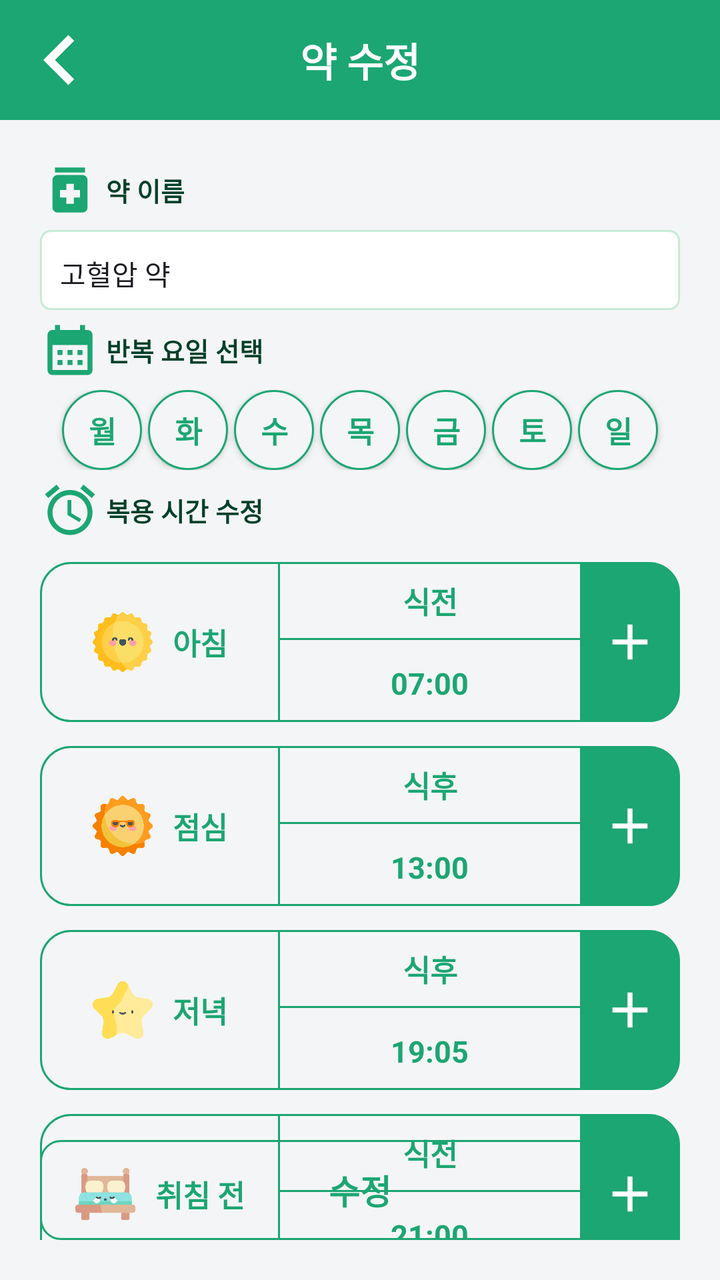
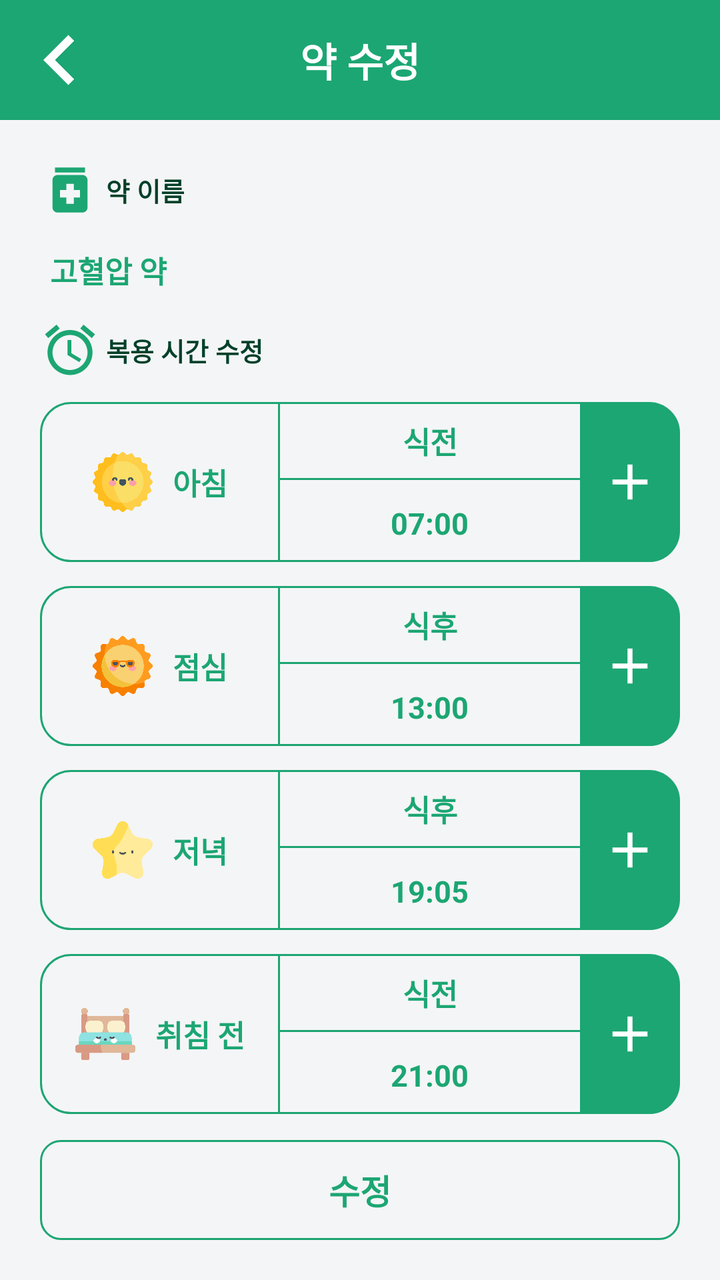

Before-and-after screenshots of an Android layout around one commit, followed by the original layout XML and the change that was made.
<!-- AndroidManifest.xml: application theme Theme.Mariwoo -->
<!-- res/layout/activity_medicine_modify.xml -->
<?xml version="1.0" encoding="utf-8"?>
<androidx.constraintlayout.widget.ConstraintLayout xmlns:android="http://schemas.android.com/apk/res/android"
    xmlns:app="http://schemas.android.com/apk/res-auto"
    xmlns:tools="http://schemas.android.com/tools"
    android:id="@+id/main"
    android:layout_width="match_parent"
    android:layout_height="match_parent"
    tools:context=".basic.activity.MedicineModifyActivity">

    <androidx.constraintlayout.widget.ConstraintLayout
        android:layout_width="match_parent"
        android:layout_height="match_parent"
        android:background="@color/base_background">

        <androidx.constraintlayout.widget.ConstraintLayout
            android:id="@+id/medicineModifyActivity_layout_top"
            android:layout_width="match_parent"
            android:layout_height="60dp"
            android:background="@color/top_color"
            app:layout_constraintTop_toTopOf="parent">

            <ImageView
                android:id="@+id/medicineModifyActivity_imageView_back"
                android:layout_width="50dp"
                android:layout_height="50dp"
                app:layout_constraintTop_toTopOf="parent"
                app:layout_constraintBottom_toBottomOf="parent"
                app:layout_constraintStart_toStartOf="parent"
                android:layout_marginLeft="5dp"
                android:src="@drawable/icon_back"
                android:background="@color/top_color"
                app:tint="@color/white" />

            <TextView
                android:layout_width="wrap_content"
                android:layout_height="wrap_content"
                app:layout_constraintTop_toTopOf="parent"
                app:layout_constraintBottom_toBottomOf="parent"
                app:layout_constraintStart_toStartOf="parent"
                app:layout_constraintEnd_toEndOf="parent"
                style="@style/top_menu_title"
                android:background="@color/top_color"
                android:text="약 수정" />

        </androidx.constraintlayout.widget.ConstraintLayout>

        <androidx.constraintlayout.widget.ConstraintLayout
            android:layout_width="match_parent"
            android:layout_height="0dp"
            app:layout_constraintTop_toBottomOf="@+id/medicineModifyActivity_layout_top"
            app:layout_constraintBottom_toBottomOf="parent"
            android:padding="20dp"
            android:background="@color/base_background">

            <LinearLayout
                android:id="@+id/signActivity_layout_name"
                android:layout_width="match_parent"
                android:layout_height="wrap_content"
                app:layout_constraintTop_toTopOf="parent"
                android:background="@color/base_background"
                android:orientation="vertical">

                <LinearLayout
                    android:layout_width="match_parent"
                    android:layout_height="wrap_content"
                    android:background="@color/base_background"
                    android:gravity="center_vertical">

                    <ImageView
                        android:layout_width="30dp"
                        android:layout_height="30dp"
                        android:src="@drawable/icon_medicine"
                        android:background="@color/base_background"/>

                    <TextView
                        android:layout_width="wrap_content"
                        android:layout_height="wrap_content"
                        android:text="약 이름"
                        style="@style/sign_title"
                        android:background="@color/base_background"
                        android:layout_marginLeft="3dp"/>

                </LinearLayout>

                <LinearLayout
                    android:layout_width="match_parent"
                    android:layout_height="40dp"
                    android:background="@drawable/layout_border_radius5"
                    android:layout_marginTop="5dp">

                    <EditText
                        android:id="@+id/medicineModifyActivity_editText_id"
                        android:layout_width="match_parent"
                        android:layout_height="match_parent"
                        style="@style/loginActivity_editText_info"
                        android:hint="약이름을 입력하세요"
                        android:text="고혈압 약"/>

                </LinearLayout>

            </LinearLayout>

            <LinearLayout
                android:id="@+id/signActivity_layout_day"
                android:layout_width="match_parent"
                android:layout_height="wrap_content"
                app:layout_constraintTop_toBottomOf="@+id/signActivity_layout_name"
                android:background="@color/base_background"
                android:layout_marginTop="5dp"
                android:orientation="vertical">

                <LinearLayout
                    android:layout_width="match_parent"
                    android:layout_height="wrap_content"
                    android:background="@color/base_background"
                    android:gravity="center_vertical">

                    <ImageView
                        android:layout_width="30dp"
                        android:layout_height="30dp"
                        android:src="@drawable/icon_calendar"
                        android:background="@color/base_background"/>

                    <TextView
                        android:layout_width="wrap_content"
                        android:layout_height="wrap_content"
                        android:text="반복 요일 선택"
                        style="@style/sign_title"
                        android:background="@color/base_background"
                        android:layout_marginLeft="3dp"/>

                </LinearLayout>

                <LinearLayout
                    android:layout_width="match_parent"
                    android:layout_height="wrap_content"
                    android:background="@color/base_background"
                    android:layout_marginTop="5dp"
                    android:gravity="center">

                    <androidx.appcompat.widget.AppCompatButton
                        android:layout_width="40dp"
                        android:layout_height="40dp"
                        android:text="월"
                        android:background="@drawable/button_shape_circle"
                        style="@style/add_day_btn"/>

                    <androidx.appcompat.widget.AppCompatButton
                        android:layout_width="40dp"
                        android:layout_height="40dp"
                        android:text="화"
                        android:background="@drawable/button_shape_circle"
                        style="@style/add_day_btn"
                        android:layout_marginLeft="3dp"/>

                    <androidx.appcompat.widget.AppCompatButton
                        android:layout_width="40dp"
                        android:layout_height="40dp"
                        android:text="수"
                        android:background="@drawable/button_shape_circle"
                        style="@style/add_day_btn"
                        android:layout_marginLeft="3dp"/>

                    <androidx.appcompat.widget.AppCompatButton
                        android:layout_width="40dp"
                        android:layout_height="40dp"
                        android:text="목"
                        android:background="@drawable/button_shape_circle"
                        style="@style/add_day_btn"
                        android:layout_marginLeft="3dp"/>

                    <androidx.appcompat.widget.AppCompatButton
                        android:layout_width="40dp"
                        android:layout_height="40dp"
                        android:text="금"
                        android:background="@drawable/button_shape_circle"
                        style="@style/add_day_btn"
                        android:layout_marginLeft="3dp"/>

                    <androidx.appcompat.widget.AppCompatButton
                        android:layout_width="40dp"
                        android:layout_height="40dp"
                        android:text="토"
                        android:background="@drawable/button_shape_circle"
                        style="@style/add_day_btn"
                        android:layout_marginLeft="3dp"/>

                    <androidx.appcompat.widget.AppCompatButton
                        android:layout_width="40dp"
                        android:layout_height="40dp"
                        android:text="일"
                        android:background="@drawable/button_shape_circle"
                        style="@style/add_day_btn"
                        android:layout_marginLeft="3dp"/>

                </LinearLayout>

            </LinearLayout>

            <LinearLayout
                android:layout_width="match_parent"
                android:layout_height="wrap_content"
                app:layout_constraintTop_toBottomOf="@+id/signActivity_layout_day"
                android:layout_marginTop="5dp"
                android:background="@color/base_background"
                android:orientation="vertical">

                <LinearLayout
                    android:layout_width="match_parent"
                    android:layout_height="wrap_content"
                    android:background="@color/base_background"
                    android:gravity="center_vertical">

                    <ImageView
                        android:layout_width="30dp"
                        android:layout_height="30dp"
                        android:src="@drawable/icon_time"
                        android:background="@color/base_background"/>

                    <TextView
                        android:layout_width="wrap_content"
                        android:layout_height="wrap_content"
                        android:text="복용 시간 수정"
                        style="@style/sign_title"
                        android:background="@color/base_background"
                        android:layout_marginLeft="3dp"/>

                </LinearLayout>

                <androidx.constraintlayout.widget.ConstraintLayout
                    android:layout_width="match_parent"
                    android:layout_height="wrap_content"
                    android:background="@color/base_background"
                    android:layout_marginTop="10dp">

                    <LinearLayout
                        android:id="@+id/medicineModifyActivity_layout_morning"
                        android:layout_width="120dp"
                        android:layout_height="80dp"
                        app:layout_constraintTop_toTopOf="parent"
                        app:layout_constraintBottom_toBottomOf="parent"
                        app:layout_constraintStart_toStartOf="parent"
                        android:background="@drawable/layout_medicine_day_radius"
                        android:gravity="center">

                        <ImageView
                            android:layout_width="30dp"
                            android:layout_height="30dp"
                            android:src="@drawable/morning"
                            android:background="@color/base_background"/>

                        <TextView
                            android:layout_width="wrap_content"
                            android:layout_height="wrap_content"
                            android:text="아침"
                            android:background="@color/base_background"
                            style="@style/medicine_day"
                            android:layout_marginLeft="10dp"/>

                    </LinearLayout>

                    <LinearLayout
                        android:layout_width="0dp"
                        android:layout_height="82dp"
                        app:layout_constraintTop_toTopOf="parent"
                        app:layout_constraintBottom_toBottomOf="parent"
                        app:layout_constraintStart_toEndOf="@+id/medicineModifyActivity_layout_morning"
                        app:layout_constraintEnd_toStartOf="@id/medicineModifyActivity_layout_morning_add"
                        android:background="@color/base_background"
                        android:orientation="vertical">

                        <LinearLayout
                            android:layout_width="match_parent"
                            android:layout_height="41dp"
                            android:background="@drawable/layout_medicine_time_radius"
                            android:gravity="center">

                            <TextView
                                android:layout_width="wrap_content"
                                android:layout_height="wrap_content"
                                android:text="식전"
                                style="@style/medicine_day"/>

                        </LinearLayout>

                        <LinearLayout
                            android:layout_width="match_parent"
                            android:layout_height="41dp"
                            android:background="@drawable/layout_bottom_stroke"
                            android:gravity="center">

                            <TextView
                                android:layout_width="wrap_content"
                                android:layout_height="wrap_content"
                                android:text="07:00"
                                style="@style/medicine_day"/>

                        </LinearLayout>

                    </LinearLayout>

                    <LinearLayout
                        android:id="@+id/medicineModifyActivity_layout_morning_add"
                        android:layout_width="50dp"
                        android:layout_height="80dp"
                        app:layout_constraintTop_toTopOf="parent"
                        app:layout_constraintBottom_toBottomOf="parent"
                        app:layout_constraintEnd_toEndOf="parent"
                        android:background="@drawable/layout_medicine_add_radius"
                        android:orientation="vertical"
                        android:gravity="center">

                        <ImageView
                            android:layout_width="30dp"
                            android:layout_height="30dp"
                            android:src="@drawable/icon_add_white"
                            android:background="@color/theme_color"/>

                    </LinearLayout>

                </androidx.constraintlayout.widget.ConstraintLayout>

                <androidx.constraintlayout.widget.ConstraintLayout
                    android:layout_width="match_parent"
                    android:layout_height="wrap_content"
                    android:background="@color/base_background"
                    android:layout_marginTop="10dp">

                    <LinearLayout
                        android:id="@+id/medicineModifyActivity_layout_launch"
                        android:layout_width="120dp"
                        android:layout_height="80dp"
                        app:layout_constraintTop_toTopOf="parent"
                        app:layout_constraintBottom_toBottomOf="parent"
                        app:layout_constraintStart_toStartOf="parent"
                        android:background="@drawable/layout_medicine_day_radius"
                        android:gravity="center">

                        <ImageView
                            android:layout_width="30dp"
                            android:layout_height="30dp"
                            android:src="@drawable/launch"
                            android:background="@color/base_background"/>

                        <TextView
                            android:layout_width="wrap_content"
                            android:layout_height="wrap_content"
                            android:text="점심"
                            android:background="@color/base_background"
                            style="@style/medicine_day"
                            android:layout_marginLeft="10dp"/>

                    </LinearLayout>

                    <LinearLayout
                        android:layout_width="0dp"
                        android:layout_height="82dp"
                        app:layout_constraintTop_toTopOf="parent"
                        app:layout_constraintBottom_toBottomOf="parent"
                        app:layout_constraintStart_toEndOf="@+id/medicineModifyActivity_layout_launch"
                        app:layout_constraintEnd_toStartOf="@id/medicineModifyActivity_layout_launch_add"
                        android:background="@color/base_background"
                        android:orientation="vertical">

                        <LinearLayout
                            android:layout_width="match_parent"
                            android:layout_height="41dp"
                            android:background="@drawable/layout_medicine_time_radius"
                            android:gravity="center">

                            <TextView
                                android:layout_width="wrap_content"
                                android:layout_height="wrap_content"
                                android:text="식후"
                                style="@style/medicine_day"/>


                        </LinearLayout>

                        <LinearLayout
                            android:layout_width="match_parent"
                            android:layout_height="41dp"
                            android:background="@drawable/layout_bottom_stroke"
                            android:gravity="center">

                            <TextView
                                android:layout_width="wrap_content"
                                android:layout_height="wrap_content"
                                android:text="13:00"
                                style="@style/medicine_day"/>

                        </LinearLayout>

                    </LinearLayout>

                    <LinearLayout
                        android:id="@+id/medicineModifyActivity_layout_launch_add"
                        android:layout_width="50dp"
                        android:layout_height="80dp"
                        app:layout_constraintTop_toTopOf="parent"
                        app:layout_constraintBottom_toBottomOf="parent"
                        app:layout_constraintEnd_toEndOf="parent"
                        android:background="@drawable/layout_medicine_add_radius"
                        android:orientation="vertical"
                        android:gravity="center">

                        <ImageView
                            android:layout_width="30dp"
                            android:layout_height="30dp"
                            android:src="@drawable/icon_add_white"
                            android:background="@color/theme_color"/>

                    </LinearLayout>

                </androidx.constraintlayout.widget.ConstraintLayout>

                <androidx.constraintlayout.widget.ConstraintLayout
                    android:layout_width="match_parent"
                    android:layout_height="wrap_content"
                    android:background="@color/base_background"
                    android:layout_marginTop="10dp">

                    <LinearLayout
                        android:id="@+id/medicineModifyActivity_layout_dinner"
                        android:layout_width="120dp"
                        android:layout_height="80dp"
                        app:layout_constraintTop_toTopOf="parent"
                        app:layout_constraintBottom_toBottomOf="parent"
                        app:layout_constraintStart_toStartOf="parent"
                        android:background="@drawable/layout_medicine_day_radius"
                        android:gravity="center">

                        <ImageView
                            android:layout_width="30dp"
                            android:layout_height="30dp"
                            android:src="@drawable/dinner"
                            android:background="@color/base_background"/>

                        <TextView
                            android:layout_width="wrap_content"
                            android:layout_height="wrap_content"
                            android:text="저녁"
                            android:background="@color/base_background"
                            style="@style/medicine_day"
                            android:layout_marginLeft="10dp"/>

                    </LinearLayout>

                    <LinearLayout
                        android:layout_width="0dp"
                        android:layout_height="82dp"
                        app:layout_constraintTop_toTopOf="parent"
                        app:layout_constraintBottom_toBottomOf="parent"
                        app:layout_constraintStart_toEndOf="@+id/medicineModifyActivity_layout_dinner"
                        app:layout_constraintEnd_toStartOf="@id/medicineModifyActivity_layout_dinner_add"
                        android:background="@color/base_background"
                        android:orientation="vertical">

                        <LinearLayout
                            android:layout_width="match_parent"
                            android:layout_height="41dp"
                            android:background="@drawable/layout_medicine_time_radius"
                            android:gravity="center">

                            <TextView
                                android:layout_width="wrap_content"
                                android:layout_height="wrap_content"
                                android:text="식후"
                                style="@style/medicine_day"/>

                        </LinearLayout>

                        <LinearLayout
                            android:layout_width="match_parent"
                            android:layout_height="41dp"
                            android:background="@drawable/layout_bottom_stroke"
                            android:gravity="center">

                            <TextView
                                android:layout_width="wrap_content"
                                android:layout_height="wrap_content"
                                android:text="19:05"
                                style="@style/medicine_day"/>

                        </LinearLayout>

                    </LinearLayout>

                    <LinearLayout
                        android:id="@+id/medicineModifyActivity_layout_dinner_add"
                        android:layout_width="50dp"
                        android:layout_height="80dp"
                        app:layout_constraintTop_toTopOf="parent"
                        app:layout_constraintBottom_toBottomOf="parent"
                        app:layout_constraintEnd_toEndOf="parent"
                        android:background="@drawable/layout_medicine_add_radius"
                        android:orientation="vertical"
                        android:gravity="center">

                        <ImageView
                            android:layout_width="30dp"
                            android:layout_height="30dp"
                            android:src="@drawable/icon_add_white"
                            android:background="@color/theme_color"/>

                    </LinearLayout>

                </androidx.constraintlayout.widget.ConstraintLayout>

                <androidx.constraintlayout.widget.ConstraintLayout
                    android:layout_width="match_parent"
                    android:layout_height="wrap_content"
                    android:background="@color/base_background"
                    android:layout_marginTop="10dp">

                    <LinearLayout
                        android:id="@+id/medicineModifyActivity_layout_night"
                        android:layout_width="120dp"
                        android:layout_height="80dp"
                        app:layout_constraintTop_toTopOf="parent"
                        app:layout_constraintBottom_toBottomOf="parent"
                        app:layout_constraintStart_toStartOf="parent"
                        android:background="@drawable/layout_medicine_day_radius"
                        android:gravity="center">

                        <ImageView
                            android:layout_width="30dp"
                            android:layout_height="30dp"
                            android:src="@drawable/bed"
                            android:background="@color/base_background"/>

                        <TextView
                            android:layout_width="wrap_content"
                            android:layout_height="wrap_content"
                            android:text="취침 전"
                            android:background="@color/base_background"
                            style="@style/medicine_day"
                            android:layout_marginLeft="10dp"/>

                    </LinearLayout>

                    <LinearLayout
                        android:layout_width="0dp"
                        android:layout_height="82dp"
                        app:layout_constraintTop_toTopOf="parent"
                        app:layout_constraintBottom_toBottomOf="parent"
                        app:layout_constraintStart_toEndOf="@+id/medicineModifyActivity_layout_night"
                        app:layout_constraintEnd_toStartOf="@id/medicineModifyActivity_layout_night_add"
                        android:background="@color/base_background"
                        android:orientation="vertical">

                        <LinearLayout
                            android:layout_width="match_parent"
                            android:layout_height="41dp"
                            android:background="@drawable/layout_medicine_time_radius"
                            android:gravity="center">

                            <TextView
                                android:layout_width="wrap_content"
                                android:layout_height="wrap_content"
                                android:text="식전"
                                style="@style/medicine_day"/>

                        </LinearLayout>

                        <LinearLayout
                            android:layout_width="match_parent"
                            android:layout_height="41dp"
                            android:background="@drawable/layout_bottom_stroke"
                            android:gravity="center">

                            <TextView
                                android:layout_width="wrap_content"
                                android:layout_height="wrap_content"
                                android:text="21:00"
                                style="@style/medicine_day"/>

                        </LinearLayout>

                    </LinearLayout>

                    <LinearLayout
                        android:id="@+id/medicineModifyActivity_layout_night_add"
                        android:layout_width="50dp"
                        android:layout_height="80dp"
                        app:layout_constraintTop_toTopOf="parent"
                        app:layout_constraintBottom_toBottomOf="parent"
                        app:layout_constraintEnd_toEndOf="parent"
                        android:background="@drawable/layout_medicine_add_radius"
                        android:orientation="vertical"
                        android:gravity="center">

                        <ImageView
                            android:layout_width="30dp"
                            android:layout_height="30dp"
                            android:src="@drawable/icon_add_white"
                            android:background="@color/theme_color"/>

                    </LinearLayout>

                </androidx.constraintlayout.widget.ConstraintLayout>

            </LinearLayout>

            <androidx.appcompat.widget.AppCompatButton
                android:id="@+id/medicineModifyActivity_button_login"
                android:layout_width="match_parent"
                android:layout_height="50dp"
                android:text="수정"
                android:textColor="@color/theme_color"
                android:textSize="17dp"
                android:textStyle="bold"
                android:background="@drawable/layout_border_radius10"
                app:layout_constraintBottom_toBottomOf="parent"/>


        </androidx.constraintlayout.widget.ConstraintLayout>

    </androidx.constraintlayout.widget.ConstraintLayout>

</androidx.constraintlayout.widget.ConstraintLayout>
<!-- resources referenced by this layout -->
<resources>
  <color name="base_background">#F4F5F6</color>
  <color name="theme_color">#1CA673</color>
  <color name="top_color">#1CA673</color>
  <color name="white">#FFFFFFFF</color>
  <!-- drawable button_shape_circle (drawable) -->
  <?xml version="1.0" encoding="utf-8"?>
  <shape xmlns:android="http://schemas.android.com/apk/res/android"
      android:shape="oval">
  
      <solid android:color="@color/base_background" />
      <stroke
          android:width="1dp"
          android:color="@color/theme_color" />
  </shape>
  <!-- drawable icon_add_white (drawable) -->
  <vector xmlns:android="http://schemas.android.com/apk/res/android" android:height="24dp" android:tint="#FFFFFF" android:viewportHeight="24" android:viewportWidth="24" android:width="24dp">
        
      <path android:fillColor="@android:color/white" android:pathData="M19,13h-6v6h-2v-6H5v-2h6V5h2v6h6v2z"/>
      
  </vector>
  <!-- drawable layout_border_radius10 (drawable) -->
  <?xml version="1.0" encoding="utf-8"?>
  <shape xmlns:android="http://schemas.android.com/apk/res/android">
      <solid android:color="@android:color/transparent" />
      <stroke
          android:width="1dp"
          android:color="@color/theme_color" />
      <corners android:radius="10dp" />
  </shape>
  <!-- drawable layout_border_radius5 (drawable) -->
  <?xml version="1.0" encoding="utf-8"?>
  <shape xmlns:android="http://schemas.android.com/apk/res/android">
      <solid android:color="@color/white" />
      <stroke
          android:width="1dp"
          android:color="@color/login_background" />
      <corners android:radius="5dp" />
  </shape>
  <!-- drawable layout_medicine_add_radius (drawable) -->
  <?xml version="1.0" encoding="utf-8"?>
  <shape xmlns:android="http://schemas.android.com/apk/res/android">
      <solid android:color="@color/theme_color" />
      <stroke
          android:width="1dp"
          android:color="@color/theme_color" />
      <corners android:radius="5dp"
          android:topLeftRadius="0dp"
          android:topRightRadius="15dp"
          android:bottomLeftRadius="0dp"
          android:bottomRightRadius="15dp"/>
  </shape>
  <!-- drawable layout_medicine_day_radius (drawable) -->
  <?xml version="1.0" encoding="utf-8"?>
  <shape xmlns:android="http://schemas.android.com/apk/res/android">
      <solid android:color="@color/base_background" />
      <stroke
          android:width="1dp"
          android:color="@color/theme_color" />
      <corners android:radius="5dp"
          android:topLeftRadius="15dp"
          android:topRightRadius="0dp"
          android:bottomLeftRadius="15dp"
          android:bottomRightRadius="0dp"/>
  </shape>
  <style name="add_day_btn">
          <item name="android:textSize">15sp</item>
          <item name="android:textColor">@color/theme_color</item>
          <item name="android:textStyle">bold</item>
      </style>
  <style name="loginActivity_editText_info">
          <item name="android:textSize">14sp</item>
          <item name="android:paddingLeft">10dp</item>
          <item name="android:paddingRight">10dp</item>
          <item name="android:backgroundTint">#ffffff</item>
      </style>
  <style name="medicine_day">
          <item name="android:textSize">15sp</item>
          <item name="android:textColor">@color/theme_color</item>
          <item name="android:textStyle">bold</item>
      </style>
  <style name="sign_title">
          <item name="android:textSize">13sp</item>
          <item name="android:textColor">@color/color_dark_g</item>
          <item name="android:textStyle">bold</item>
      </style>
  <style name="top_menu_title">
          <item name="android:textSize">20sp</item>
          <item name="android:textColor">@color/white</item>
          <item name="android:textStyle">bold</item>
      </style>
  <color name="login_background">#515ACE8A</color>
  <color name="color_dark_g">#014029</color>
  <color name="purple_500">#1CA673</color>
  <color name="purple_700">#1CA673</color>
  <color name="teal_200">#FF03DAC5</color>
  <color name="teal_700">#FF018786</color>
  <color name="black">#FF000000</color>
  <!-- unchanged entries left out for length: 12 -->
</resources>

<!-- the commit's change to res/layout/activity_medicine_modify.xml (unified diff, before → after) -->
@@ -88,19 +88,22 @@
                     android:background="@drawable/layout_border_radius5"
                     android:layout_marginTop="5dp">
 
-                    <EditText
+                    <TextView
                         android:id="@+id/medicineModifyActivity_editText_id"
                         android:layout_width="match_parent"
                         android:layout_height="match_parent"
-                        style="@style/loginActivity_editText_info"
-                        android:hint="약이름을 입력하세요"
+                        style="@style/medicine_day"
+                        android:background="@color/base_background"
+                        android:gravity="left|center"
+                        android:paddingLeft="5dp"
                         android:text="고혈압 약"/>
 
                 </LinearLayout>
-
+git
             </LinearLayout>
 
             <LinearLayout
+                android:visibility="gone"
                 android:id="@+id/signActivity_layout_day"
                 android:layout_width="match_parent"
                 android:layout_height="wrap_content"
<!-- resource entries referenced after the edit -->
@@ -69,12 +69,6 @@
           <item name="android:textColor">@color/theme_color</item>
           <item name="android:textStyle">bold</item>
       </style>
-  <style name="loginActivity_editText_info">
-          <item name="android:textSize">14sp</item>
-          <item name="android:paddingLeft">10dp</item>
-          <item name="android:paddingRight">10dp</item>
-          <item name="android:backgroundTint">#ffffff</item>
-      </style>
   <style name="medicine_day">
           <item name="android:textSize">15sp</item>
           <item name="android:textColor">@color/theme_color</item>
